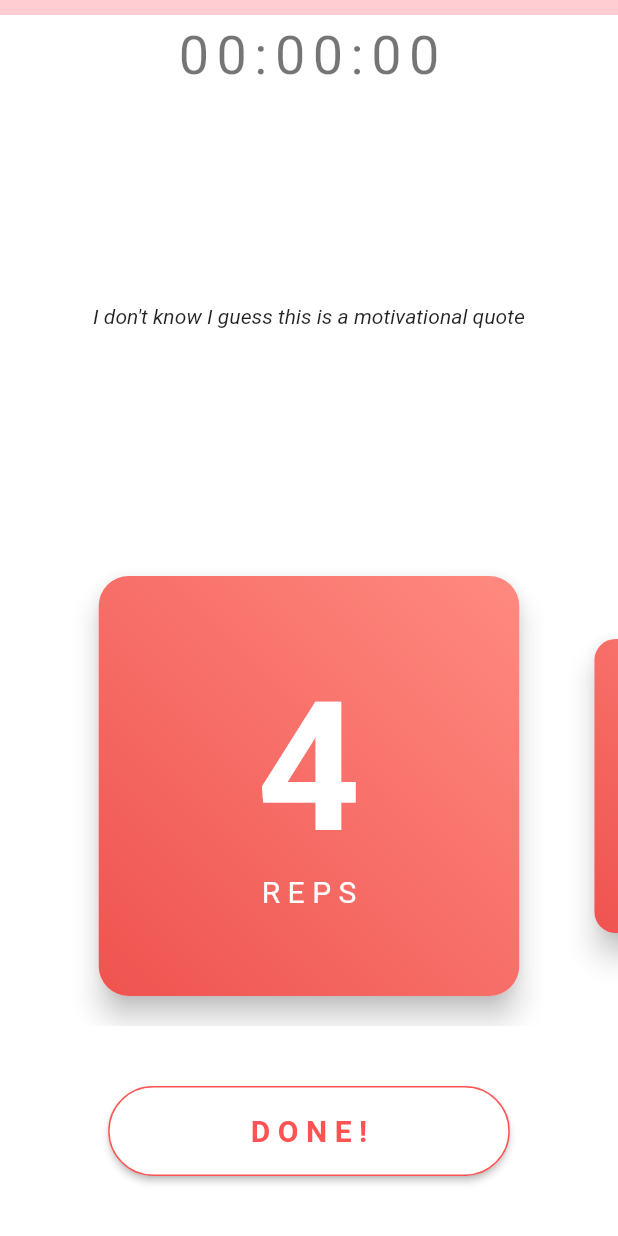
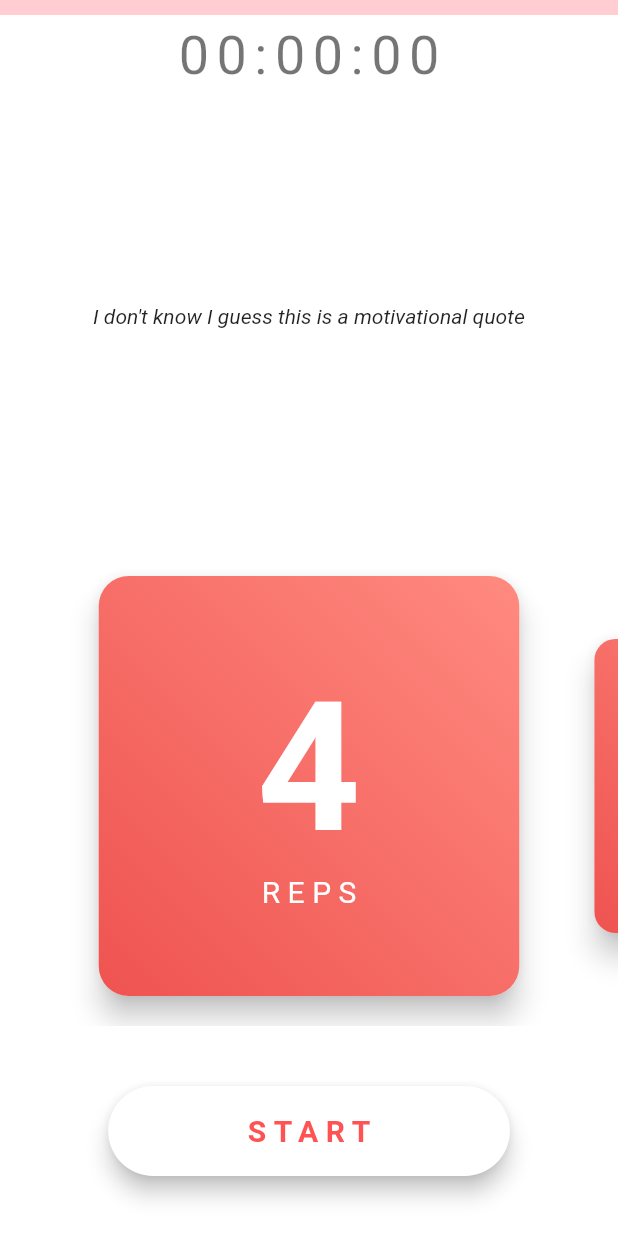
Before and after one commit to Steellow/hundred_reps, a Flutter app: the screen it shows after launch, after a tap on "START", on a phone screen of 412 x 824 dp. Run offline on Flutter 3.47's test engine with Material 2 defaults, Android fonts, the phone set to English and light mode, and no system bars; drawn by our look-alikes of percent_indicator; our stand-ins replace auto_size_text, flutter_swiper, google_fonts, timer_builder; missing offline and left inert: zoomable_tilt_view.

Commit message:
started switching DoneButton from ButtonTheme to FAB to get sweet animations. Still pretty messy code, cleaning up soon

```diff
--- a/TODO.txt
+++ b/TODO.txt
@@ -22,6 +22,7 @@ HI-FI:
     Hero Transitions
     List of pushup-variations
     Start page description, bold important parts
+    Button to Floating Action Button
 
 
 CLEAN-CODE:
--- a/lib/screens/intro_page/intro_page.dart
+++ b/lib/screens/intro_page/intro_page.dart
@@ -29,8 +29,30 @@ class IntroPage extends StatelessWidget {
                   minFontSize: 18,
                 ),
               ),
-              MyButtonTheme(
-                child: RaisedButton(
+              // MyButtonTheme(
+              //   child: RaisedButton(
+              //     onPressed: () {
+              //       Navigator.push(
+              //         context,
+              //         MaterialPageRoute(
+              //           builder: (context) => MainPage(),
+              //         ),
+              //       );
+              //     },
+              //     child: Text(
+              //       "START",
+              //       style: Styles.doneButtonText,
+              //     ),
+              //     shape: RoundedRectangleBorder(
+              //       borderRadius: BorderRadius.circular(30),
+              //     ),
+              //     color: Colors.white,
+              //   ),
+              // ),
+              Container(
+                width: MediaQuery.of(context).size.width * 0.65,
+                height: 60,
+                child: FloatingActionButton.extended(
                   onPressed: () {
                     Navigator.push(
                       context,
@@ -39,20 +61,41 @@ class IntroPage extends StatelessWidget {
                       ),
                     );
                   },
-                  child: Text(
-                    "START",
-                    style: Styles.doneButtonText,
+                  label: Container(
+                    child: Text(
+                      "START",
+                      style: Styles.doneButtonText,
+                    ),
                   ),
-                  shape: RoundedRectangleBorder(
-                    borderRadius: BorderRadius.circular(30),
-                  ),
-                  color: Colors.white,
+                  backgroundColor: Colors.white,
                 ),
-              )
+              ),
             ],
           ),
         ),
       ),
+      // floatingActionButton: Container(
+      //   width: MediaQuery.of(context).size.width * 0.65,
+      //   height: 60,
+      //   child: FloatingActionButton.extended(
+      //     onPressed: () {
+      //       Navigator.push(
+      //         context,
+      //         MaterialPageRoute(
+      //           builder: (context) => MainPage(),
+      //         ),
+      //       );
+      //     },
+      //     label: Container(
+      //       child: Text(
+      //         "START",
+      //         style: Styles.doneButtonText,
+      //       ),
+      //     ),
+      //     backgroundColor: Colors.white,
+      //   ),
+      // ),
+      // floatingActionButtonLocation: FloatingActionButtonLocation.centerDocked,
     );
   }
 }
--- a/lib/screens/main_page/main_page.dart
+++ b/lib/screens/main_page/main_page.dart
@@ -5,13 +5,13 @@ import 'package:ioo_reps/screens/main_page/done_button.dart';
 import 'package:ioo_reps/screens/main_page/prorgess_bar.dart';
 import 'package:ioo_reps/screens/main_page/timer.dart';
 import 'package:ioo_reps/state/progress_state.dart';
+import 'package:ioo_reps/util/styles.dart';
 import 'package:provider/provider.dart';
 
 class MainPage extends StatelessWidget {
   @override
   Widget build(BuildContext context) {
-    SwiperController sController =
-        SwiperController(); // Defining Controller for Swiper here because both CardSwiper() and DoneButton() widgets need it
+    SwiperController sController = SwiperController(); // Defining Controller for Swiper here because both CardSwiper() and DoneButton() widgets need it
 
     return Scaffold(
       backgroundColor: Colors.white,
@@ -22,12 +22,10 @@ class MainPage extends StatelessWidget {
             child: Column(
               mainAxisAlignment: MainAxisAlignment.spaceBetween,
               children: <Widget>[
-                Column(
-                  children: [
-                    ProgressBar(),
-                    Timer(),
-                  ]
-                ),
+                Column(children: [
+                  ProgressBar(),
+                  Timer(),
+                ]),
                 Text(
                   "I don't know I guess this is a motivational quote",
                   style: TextStyle(
@@ -38,7 +36,29 @@ class MainPage extends StatelessWidget {
                 Column(
                   children: [
                     CardSwiper(sController: sController),
-                    DoneButton(sController: sController),
+                    // DoneButton(sController: sController),
+                    Container(
+                      margin: EdgeInsets.all(40),
+                      width: MediaQuery.of(context).size.width * 0.65,
+                      height: 60,
+                      child: FloatingActionButton.extended(
+                        onPressed: () {
+                          Navigator.push(
+                            context,
+                            MaterialPageRoute(
+                              builder: (context) => MainPage(),
+                            ),
+                          );
+                        },
+                        label: Container(
+                          child: Text(
+                            "START",
+                            style: Styles.doneButtonText,
+                          ),
+                        ),
+                        backgroundColor: Colors.white,
+                      ),
+                    ),
                   ],
                 ),
               ],
```
Also changed, not shown: assets/images/pushup.png (added), 1 other file.
